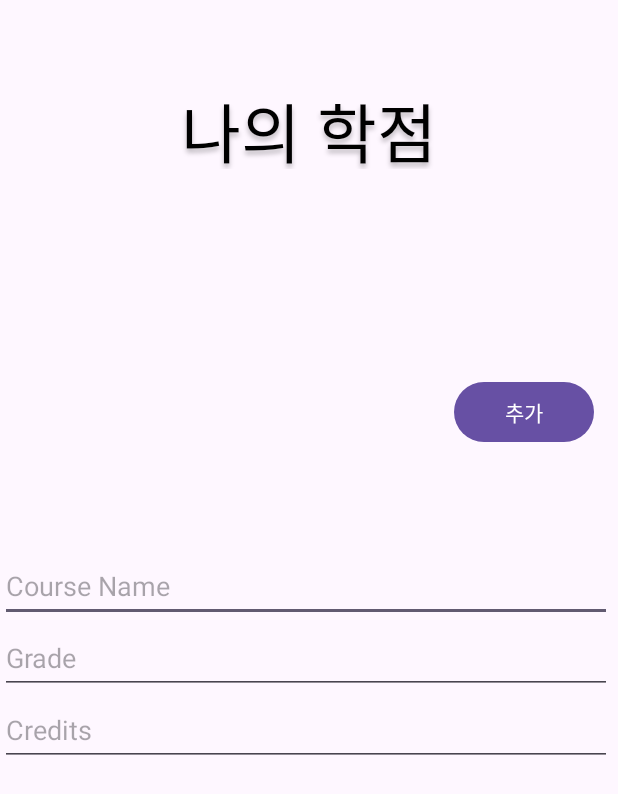
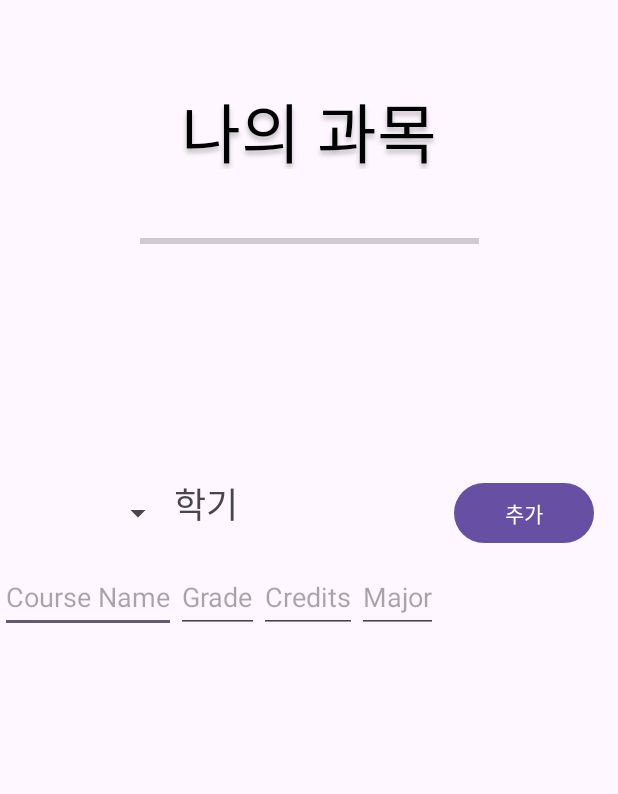
Before and after one commit to junsu0306/School_Manager, an Android app: the layout fragment_calculator_2.xml on its own in the app's theme, with its tools: preview values and no code run, on a phone screen of 412 x 824 dp. Shown: the top 794 px of the screen. Run offline under Robolectric (Android 15) with nearby library versions, the phone set to English and light mode, and no system bars.

```diff
--- a/app/src/main/java/com/example/myapplication/Subject.kt
+++ b/app/src/main/java/com/example/myapplication/Subject.kt
@@ -1,5 +1,5 @@
 package com.example.myapplication
 
-class Subject(val courseName: String, val grade: Double, val credits: Double)
+class Subject(val courseName: String, val grade: Double, val credits: Double,val major:Double)
 
 class Semester(val semesterName: String, val subjects: List<Subject>)
--- a/app/src/main/java/com/example/myapplication/viewmodel/SubjectViewModel.kt
+++ b/app/src/main/java/com/example/myapplication/viewmodel/SubjectViewModel.kt
@@ -22,8 +22,8 @@ class SubjectViewModel : ViewModel() {
     }
 
     // Function to add a subject to the repository
-    fun addSubjectToRepository(semesterNumber: Int, courseName: String, grade: Double, credits: Double) {
-        val subject = Subject(courseName, grade, credits)
+    fun addSubjectToRepository(semesterNumber: Int, courseName: String, grade: Double, credits: Double, major:Double) {
+        val subject = Subject(courseName, grade, credits,major)
         repository.addSubject(semesterNumber, subject)
     }
 }
--- a/app/src/main/res/layout/fragment_calculator_2.xml
+++ b/app/src/main/res/layout/fragment_calculator_2.xml
@@ -8,7 +8,6 @@
     tools:context=".calculator_2">
 
 
-
     <TextView
         android:id="@+id/txt_center1"
         android:layout_width="wrap_content"
@@ -16,7 +15,7 @@
         android:shadowColor="#40000000"
         android:shadowDy="4"
         android:shadowRadius="4"
-        android:text="나의 학점"
+        android:text="나의 과목"
         android:textColor="#000000"
         android:textSize="43sp"
         app:layout_constraintBottom_toBottomOf="parent"
@@ -31,29 +30,29 @@
         android:layout_height="48dp"
         android:layout_marginTop="204dp"
         android:layout_marginEnd="16dp"
-        android:layout_marginBottom="22dp"
+        android:layout_marginBottom="8dp"
         android:text="추가"
         app:layout_constraintBottom_toTopOf="@+id/linearLayout2"
         app:layout_constraintEnd_toEndOf="parent"
-        app:layout_constraintTop_toTopOf="parent" />
+        app:layout_constraintTop_toTopOf="parent"
+        app:layout_constraintVertical_bias="1.0" />
 
     <LinearLayout
         android:id="@+id/linearLayout2"
-        android:layout_width="408dp"
-        android:layout_height="457dp"
-        android:orientation="vertical"
-        app:layout_constraintBottom_toBottomOf="parent"
+        android:layout_width="415dp"
+        android:layout_height="48dp"
+        android:layout_marginBottom="16dp"
+        android:orientation="horizontal"
+
+        app:layout_constraintBottom_toTopOf="@+id/recyclerView"
         app:layout_constraintEnd_toEndOf="parent"
         app:layout_constraintHorizontal_bias="0.0"
-        app:layout_constraintStart_toStartOf="parent"
-
-        app:layout_constraintVertical_bias="0.8">
-
+        app:layout_constraintStart_toStartOf="parent">
 
 
         <EditText
             android:id="@+id/txtCourse"
-            android:layout_width="match_parent"
+            android:layout_width="wrap_content"
             android:layout_height="48dp"
             android:hint="Course Name"
             android:text="" />
@@ -61,23 +60,66 @@
 
         <EditText
             android:id="@+id/txtGrade"
-            android:layout_width="match_parent"
+            android:layout_width="wrap_content"
             android:layout_height="48dp"
             android:hint="Grade"
             android:text="" />
 
         <EditText
             android:id="@+id/txtCredit"
-            android:layout_width="match_parent"
+            android:layout_width="wrap_content"
             android:layout_height="48dp"
             android:hint="Credits"
             android:text="" />
 
-
-
+        <EditText
+            android:id="@+id/txtMajor"
+            android:layout_width="wrap_content"
+            android:layout_height="48dp"
+            android:hint="Major"
+            android:text="" />
 
 
     </LinearLayout>
 
+    <ProgressBar
+        android:id="@+id/progressBar"
+        style="?android:attr/progressBarStyleHorizontal"
+        android:layout_width="226dp"
+        android:layout_height="38dp"
+        android:layout_marginStart="95dp"
+        android:layout_marginTop="29dp"
+        android:layout_marginEnd="95dp"
+        app:layout_constraintEnd_toEndOf="parent"
+        app:layout_constraintStart_toStartOf="parent"
+        app:layout_constraintTop_toBottomOf="@+id/txt_center1" />
+
+    <Spinner
+        android:id="@+id/spn_semester"
+        android:layout_width="100dp"
+        android:layout_height="48dp"
+        android:layout_marginStart="16dp"
+        android:layout_marginBottom="8dp"
+        app:layout_constraintBottom_toTopOf="@+id/linearLayout2"
+        app:layout_constraintStart_toStartOf="parent" />
+
+    <androidx.recyclerview.widget.RecyclerView
+        android:id="@+id/recyclerView"
+        android:layout_width="415dp"
+        android:layout_height="386dp"
+        app:layout_constraintBottom_toBottomOf="parent"
+        app:layout_constraintEnd_toEndOf="parent"
+        app:layout_constraintStart_toStartOf="parent" />
+
+    <TextView
+        android:id="@+id/textView_학기"
+        android:layout_width="wrap_content"
+        android:layout_height="48dp"
+        android:layout_marginBottom="8dp"
+        android:text="학기"
+        android:textSize="23sp"
+        app:layout_constraintBottom_toTopOf="@+id/linearLayout2"
+        app:layout_constraintStart_toEndOf="@+id/spn_semester" />
+
 
 </androidx.constraintlayout.widget.ConstraintLayout>
```
Also changed, not shown: app/src/main/java/com/example/myapplication/MainActivity.kt (+16 -1 lines), app/src/main/java/com/example/myapplication/SemesterAdapter.kt (added, +71 -0 lines), app/src/main/java/com/example/myapplication/calculator_2.kt (+46 -15 lines), app/src/main/res/layout/item_semester.xml (added, +19 -0 lines), app/src/main/res/values/strings.xml (+8 -8 lines).
